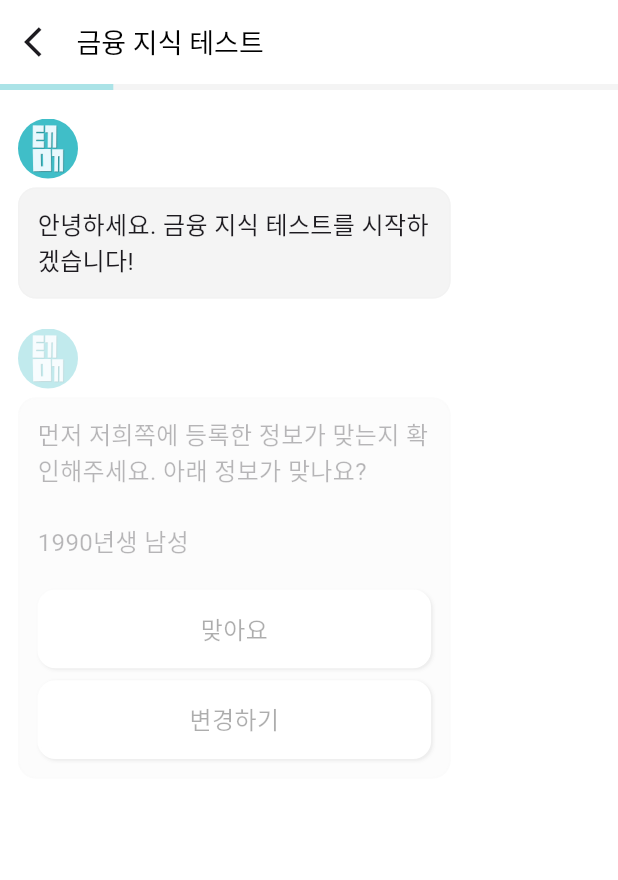
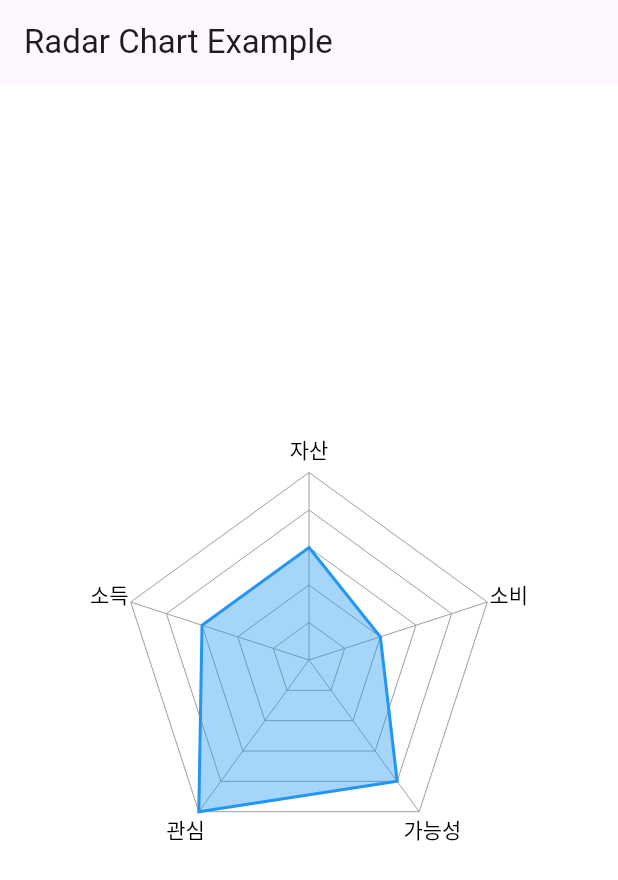
Before and after one commit to ticklemickle/ticklemickle-chat, a Flutter app: the screen it shows after launch, after a tap on "재테크 현황", on a phone screen of 412 x 824 dp. Shown: the top 880 px of the screen. Run offline on Flutter 3.47's test engine with Material 3 defaults, Android fonts, the light colour scheme and no system bars; our stand-ins replace firebase_core, fl_chart, fluttertoast, go_router, url_strategy; accounts and stored records are empty.

Commit message:
방사형 나오도록 수정, 및 폴더 파일 정리 이동

```diff
--- /dev/null
+++ b/lib/common/model/radarChartPainter.dart
@@ -0,0 +1,126 @@
+import 'package:flutter/material.dart';
+import 'dart:math' as math;
+
+class RadarChartPainter extends CustomPainter {
+  final List<double> values;
+  final double maxValue;
+
+  /// 꼭짓점 라벨 목록 (values.length와 동일한 개수여야 함)
+  final List<String>? labels;
+
+  RadarChartPainter({
+    required this.values,
+    required this.maxValue,
+    this.labels,
+  });
+
+  @override
+  void paint(Canvas canvas, Size size) {
+    final center = Offset(size.width / 2, size.height / 2);
+    final n = values.length; // 데이터 개수 (오각형이면 5)
+    final angleStep = (2 * math.pi) / n;
+    final radius = math.min(size.width / 2, size.height / 2);
+
+    // 축 및 그리드선용 페인트
+    final axisPaint = Paint()
+      ..color = Colors.grey
+      ..style = PaintingStyle.stroke;
+
+    // (1) 중심에서 각 꼭짓점으로 뻗는 선 그리기
+    for (int i = 0; i < n; i++) {
+      final angle = angleStep * i - math.pi / 2; // 12시 방향 시작
+      final x = center.dx + radius * math.cos(angle);
+      final y = center.dy + radius * math.sin(angle);
+      canvas.drawLine(center, Offset(x, y), axisPaint);
+    }
+
+    // (2) 바깥에서 안쪽으로 겹치는 다각형(그리드) 그리기
+    final steps = 5; // 5단계로 나눠 그리드 표시
+    for (int step = 1; step <= steps; step++) {
+      final path = Path();
+      final r = radius * (step / steps); // 현재 단계별 반지름
+      for (int i = 0; i < n; i++) {
+        final angle = angleStep * i - math.pi / 2;
+        final x = center.dx + r * math.cos(angle);
+        final y = center.dy + r * math.sin(angle);
+        if (i == 0) {
+          path.moveTo(x, y);
+        } else {
+          path.lineTo(x, y);
+        }
+      }
+      path.close();
+      canvas.drawPath(path, axisPaint);
+    }
+
+    // (3) 실제 데이터 값으로 그려지는 다각형
+    final dataPath = Path();
+    for (int i = 0; i < n; i++) {
+      final angle = angleStep * i - math.pi / 2;
+      final ratio = (values[i] / maxValue).clamp(0, 1); // 값의 비율(0~1)
+      final x = center.dx + (radius * ratio) * math.cos(angle);
+      final y = center.dy + (radius * ratio) * math.sin(angle);
+      if (i == 0) {
+        dataPath.moveTo(x, y);
+      } else {
+        dataPath.lineTo(x, y);
+      }
+    }
+    dataPath.close();
+
+    // 데이터 영역 채우기
+    final fillPaint = Paint()
+      ..color = Colors.blue.withOpacity(0.4)
+      ..style = PaintingStyle.fill;
+    canvas.drawPath(dataPath, fillPaint);
+
+    // 데이터 영역 테두리
+    final strokePaint = Paint()
+      ..color = Colors.blue
+      ..style = PaintingStyle.stroke
+      ..strokeWidth = 2;
+    canvas.drawPath(dataPath, strokePaint);
+
+    // (4) 각 꼭짓점에 라벨 그리기 (옵션)
+    if (labels != null && labels!.length == n) {
+      for (int i = 0; i < n; i++) {
+        final angle = angleStep * i - math.pi / 2;
+        // 라벨을 조금 바깥쪽에 배치하고 싶다면 radius에 여유분(예: +15) 추가
+        final labelRadius = radius + 15;
+        final labelX = center.dx + labelRadius * math.cos(angle);
+        final labelY = center.dy + labelRadius * math.sin(angle);
+
+        final textSpan = TextSpan(
+          text: labels![i],
+          style: const TextStyle(
+            color: Colors.black,
+            fontSize: 14,
+          ),
+        );
+        final textPainter = TextPainter(
+          text: textSpan,
+          textAlign: TextAlign.center,
+          textDirection: TextDirection.ltr,
+        );
+        textPainter.layout(
+          minWidth: 0,
+          maxWidth: size.width,
+        );
+
+        // 텍스트 중앙 정렬을 위해 절반 크기만큼 좌표 보정
+        final offset = Offset(
+          labelX - textPainter.width / 2,
+          labelY - textPainter.height / 2,
+        );
+        textPainter.paint(canvas, offset);
+      }
+    }
+  }
+
+  @override
+  bool shouldRepaint(RadarChartPainter oldDelegate) {
+    return oldDelegate.values != values ||
+        oldDelegate.maxValue != maxValue ||
+        oldDelegate.labels != labels;
+  }
+}
--- /dev/null
+++ b/lib/common/model/raderChart.dart
@@ -0,0 +1,39 @@
+import 'dart:math' as math;
+import 'package:flutter/material.dart';
+import 'package:ticklemickle_m/common/model/radarChartPainter.dart';
+import 'dart:math' as math;
+import 'package:flutter/material.dart';
+
+class RadarChart extends StatelessWidget {
+  /// 예: [자산, 소비, 가능성, 관심, 소득] 순으로 5개의 값
+  final List<double> values;
+
+  /// 각 꼭짓점 라벨(값의 순서와 동일해야 함)
+  final List<String>? labels;
+
+  /// values 중 최댓값 기준 (예: 5점 척도, 10점 척도 등)
+  final double maxValue;
+
+  /// 차트 크기 지정(고정 크기 예시)
+  final double chartSize;
+
+  const RadarChart({
+    Key? key,
+    required this.values,
+    required this.maxValue,
+    this.labels,
+    this.chartSize = 200,
+  }) : super(key: key);
+
+  @override
+  Widget build(BuildContext context) {
+    return CustomPaint(
+      size: Size(chartSize, chartSize),
+      painter: RadarChartPainter(
+        values: values,
+        maxValue: maxValue,
+        labels: labels,
+      ),
+    );
+  }
+}
--- a/lib/routes/app_routes.dart
+++ b/lib/routes/app_routes.dart
@@ -1,7 +1,8 @@
 import 'package:go_router/go_router.dart';
+import 'package:ticklemickle_m/screens/chatbot/results/chatBotResult_finance.dart';
 import 'package:ticklemickle_m/screens/home/appHome.dart';
 import 'package:ticklemickle_m/screens/chatbot/chatBotMain.dart';
-import 'package:ticklemickle_m/screens/chatbot/chatBotResult.dart';
+import 'package:ticklemickle_m/screens/chatbot/results/chatBotResult_lookalike.dart';
 import 'package:ticklemickle_m/screens/setting/myInfo.dart';
 import 'package:ticklemickle_m/screens/setting/settingMain.dart';
 
@@ -18,6 +19,10 @@ class AppRoutes {
         builder: (context, state) => const ChatBotScreen(),
       ),
       GoRoute(
+        path: '/ChatBotReult_finance',
+        builder: (context, state) => const ChatBotResultFinance(),
+      ),
+      GoRoute(
         path: '/ChatBotResult',
         builder: (context, state) => const ChatBotResultScreen(),
       ),
--- a/lib/screens/chatbot/chatBotMain.dart
+++ b/lib/screens/chatbot/chatBotMain.dart
@@ -3,7 +3,7 @@ import 'package:go_router/go_router.dart';
 import 'package:ticklemickle_m/common/themes/colors.dart';
 import 'package:ticklemickle_m/common/widgets/commonAppBar.dart';
 import 'dart:async';
-import 'messageWidget.dart';
+import 'widget/messageWidget.dart';
 import 'package:ticklemickle_m/screens/chatbot/questions/basicTest.dart';
 
 class ChatBotScreen extends StatefulWidget {
--- /dev/null
+++ b/lib/screens/chatbot/results/chatBotResult_finance.dart
@@ -0,0 +1,28 @@
+import 'package:flutter/material.dart';
+import 'package:ticklemickle_m/common/model/raderChart.dart';
+
+class ChatBotResultFinance extends StatelessWidget {
+  const ChatBotResultFinance({Key? key}) : super(key: key);
+
+  @override
+  Widget build(BuildContext context) {
+    final List<String> labels = ['자산', '소비', '가능성', '관심', '소득'];
+    // 5점 척도라고 가정 (maxValue = 5)
+    final List<double> sampleValues = [3, 2, 4, 5, 3];
+    final double maxValue = 5;
+
+    return Scaffold(
+      appBar: AppBar(
+        title: const Text('Radar Chart Example'),
+      ),
+      body: Center(
+        child: RadarChart(
+          values: sampleValues,
+          maxValue: maxValue,
+          labels: labels,
+          chartSize: 250,
+        ),
+      ),
+    );
+  }
+}
--- a/lib/screens/chatbot/chatBotResult.dart
+++ b/lib/screens/chatbot/results/chatBotResult_lookalike.dart
@@ -5,7 +5,7 @@ import 'package:go_router/go_router.dart';
 import 'package:ticklemickle_m/common/themes/colors.dart';
 import 'package:ticklemickle_m/common/widgets/commonAlertsheet.dart';
 import 'package:ticklemickle_m/common/widgets/commonCard.dart';
-import 'package:ticklemickle_m/screens/chatbot/results/result_chatbot.dart';
+import 'package:ticklemickle_m/screens/chatbot/results/lookalike_answerList/lookalike_answerList.dart';
 import 'package:url_launcher/url_launcher.dart';
 
 class ChatBotResultScreen extends StatelessWidget {
--- a/lib/screens/chatbot/messageWidget.dart
+++ b/lib/screens/chatbot/widget/messageWidget.dart
@@ -1,8 +1,6 @@
 import 'package:flutter/material.dart';
 import 'package:ticklemickle_m/common/themes/colors.dart';
-import 'package:ticklemickle_m/common/widgets/commonDialog.dart';
-import 'package:ticklemickle_m/screens/chatbot/selectableContrainerState.dart';
-import 'package:ticklemickle_m/screens/setting/myInfo.dart';
+import 'package:ticklemickle_m/screens/chatbot/widget/selectableContrainerState.dart';
 
 class MessageWidget extends StatefulWidget {
   final Map<String, dynamic> messageData;
--- a/lib/screens/chatbot/selectableContrainerState.dart
+++ b/lib/screens/chatbot/widget/selectableContrainerState.dart
@@ -23,7 +23,6 @@ class _SelectableContainerState extends State<SelectableContainer> {
   @override
   Widget build(BuildContext context) {
     // print(widget.label);
-    print(widget.label + ": selected");
     return GestureDetector(
       onTap: () {
         if (widget.label == "변경하기") {
@@ -34,10 +33,6 @@ class _SelectableContainerState extends State<SelectableContainer> {
             leftButtonAction: () => Navigator.pop(context),
             rightButtonText: '예',
             rightButtonAction: () {
-              // Navigator.push(
-              //   context,
-              //   MaterialPageRoute(builder: (context) => MyInfo()),
-              // );
               Navigator.pushReplacement(
                 context,
                 MaterialPageRoute(
--- a/lib/screens/home/appHome.dart
+++ b/lib/screens/home/appHome.dart
@@ -100,7 +100,8 @@ class AppHome extends StatelessWidget {
             children: [
               GestureDetector(
                 onTap: () {
-                  context.go('/ChatBotMain');
+                  // context.go('/ChatBotMain');
+                  context.go('/ChatBotReult_finance');
                 },
                 child: AppListItem(
                   title: items[index]["title"],
--- a/lib/screens/setting/settingMain.dart
+++ b/lib/screens/setting/settingMain.dart
@@ -1,10 +1,8 @@
 import 'package:flutter/material.dart';
-import 'package:ticklemickle_m/common/themes/colors.dart';
 import 'package:ticklemickle_m/common/widgets/commonListScreen.dart';
 import 'package:ticklemickle_m/common/widgets/commonToast.dart';
 import 'package:ticklemickle_m/common/widgets/setting/commonMenuItem.dart';
 import 'package:ticklemickle_m/common/widgets/setting/faqListScreen.dart';
-import 'package:go_router/go_router.dart';
 import 'package:ticklemickle_m/screens/setting/myInfo.dart';
 import 'package:url_launcher/url_launcher.dart';
 
```
Also changed, not shown: lib/screens/chatbot/widget/barChartWidget.dart (added, +46 -0 lines), lib/screens/chatbot/widget/radarChartWidget.dart (added, +67 -0 lines), lib/screens/chatbot/results/chatBotResutl_common.dart (added), lib/screens/chatbot/results/lookalike_answerList/lookalike_answerList.dart (renamed from lib/screens/chatbot/results/result_chatbot.dart), 1 other file.
